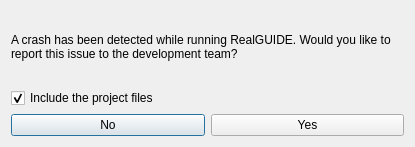
First picture: the form in handler-ui/ui/CrashUploadDialog.ui, repository xlabmedical/crashpad, before the edit.
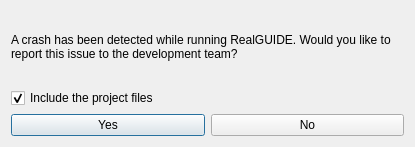
Second picture: the form after the edit.

Commit message: Merge with upload url!

```diff
--- a/handler-ui/ui/CrashUploadDialog.ui
+++ b/handler-ui/ui/CrashUploadDialog.ui
@@ -37,16 +37,16 @@
    <item>
     <layout class="QHBoxLayout" name="horizontalLayout">
      <item>
-      <widget class="QPushButton" name="btnNo">
+      <widget class="QPushButton" name="btnOk">
        <property name="text">
-        <string>No</string>
+        <string>Yes</string>
        </property>
       </widget>
      </item>
      <item>
-      <widget class="QPushButton" name="btnOk">
+      <widget class="QPushButton" name="btnNo">
        <property name="text">
-        <string>Yes</string>
+        <string>No</string>
        </property>
       </widget>
      </item>
```
The commit also changes 7 other files.
